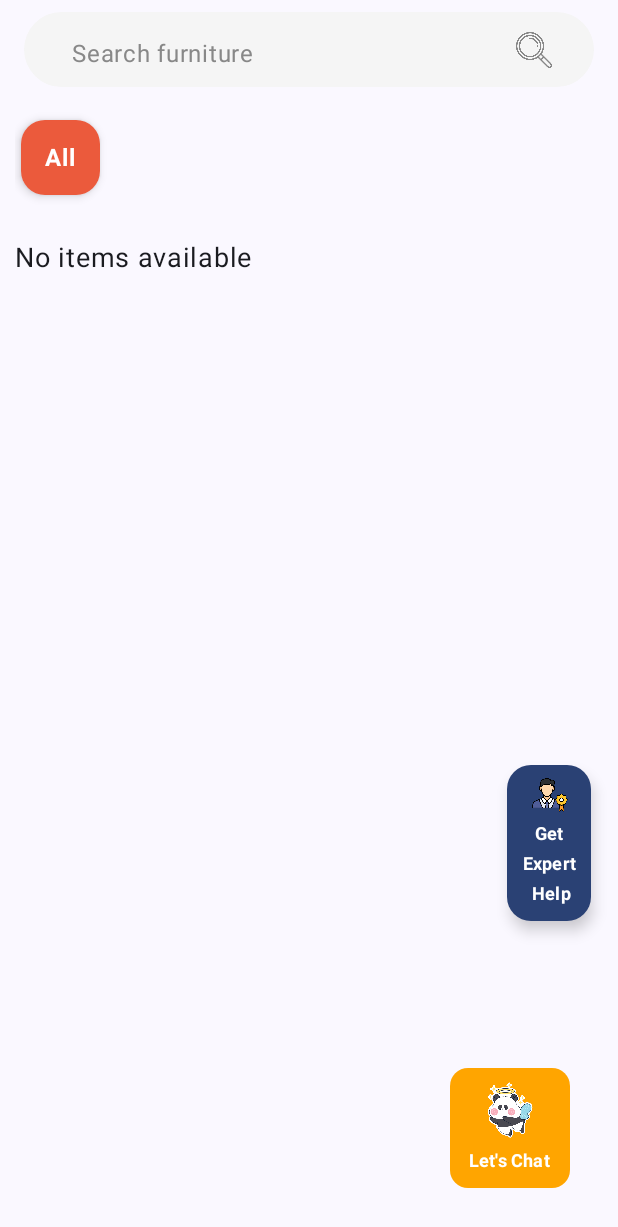
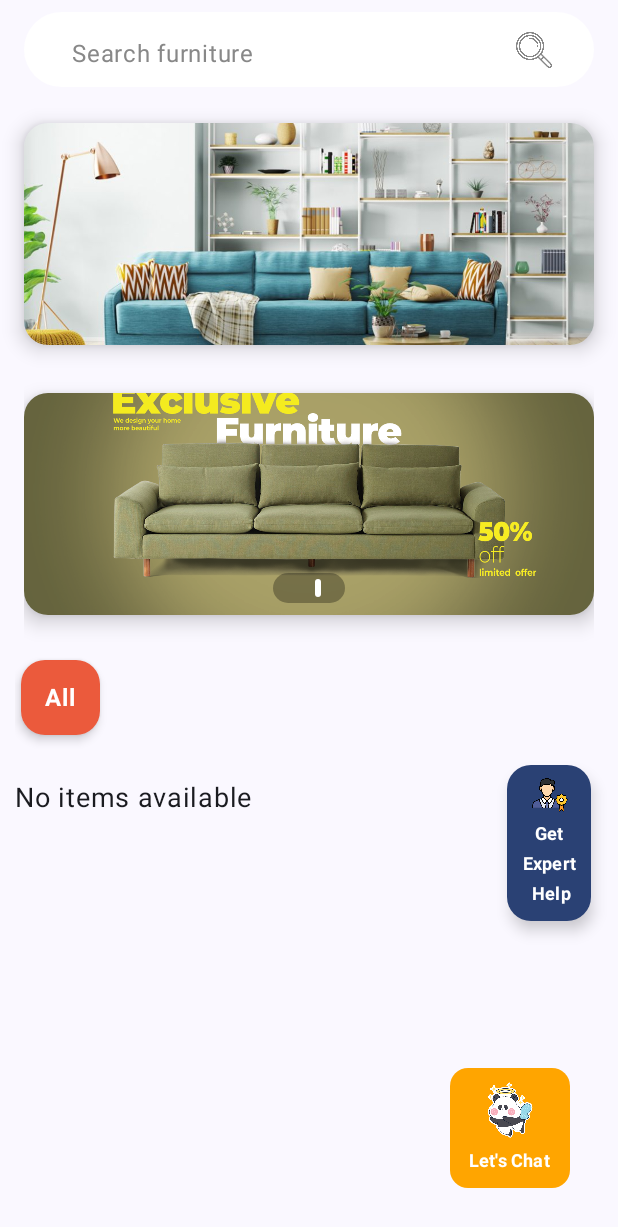
Before and after one commit to Aadhi41/GitFlow, an Android app built with Jetpack Compose: the screen it shows after launch (MainActivity), on a phone screen of 412 x 824 dp. Shown: the top 1227 px of the screen. Run offline under Robolectric (Android 15) with nearby library versions, the light colour scheme and no system bars; our stand-ins replace Firebase (no records; nobody signed in at launch, a user with empty details on screens opened directly); pictures from the network do not load.

Commit message:
Banners Added

```diff
--- /dev/null
+++ b/app/src/main/java/com/example/gitflow/feature/banners/AutoScrollingBanner.kt
@@ -0,0 +1,103 @@
+package com.example.gitflow.feature.banners
+
+import androidx.compose.animation.core.animateFloatAsState
+import androidx.compose.foundation.Image
+import androidx.compose.foundation.background
+import androidx.compose.foundation.layout.*
+import androidx.compose.foundation.pager.HorizontalPager
+import androidx.compose.foundation.pager.rememberPagerState
+import androidx.compose.foundation.shape.CircleShape
+import androidx.compose.foundation.shape.RoundedCornerShape
+import androidx.compose.material3.*
+import androidx.compose.runtime.*
+import androidx.compose.ui.*
+import androidx.compose.ui.draw.alpha
+import androidx.compose.ui.graphics.Color
+import androidx.compose.ui.layout.ContentScale
+import androidx.compose.ui.res.painterResource
+import androidx.compose.ui.tooling.preview.Preview
+import androidx.compose.ui.unit.dp
+import com.example.gitflow.R
+import kotlinx.coroutines.delay
+import kotlinx.coroutines.launch
+
+@Composable
+fun AutoScrollingBanner() {
+    val images: List<Int> = listOf(
+        R.drawable.image_banner1,
+        R.drawable.image_banner2,
+        R.drawable.image_banner3
+    )
+
+    val pagerState = rememberPagerState { images.size }
+    val coroutineScope = rememberCoroutineScope()
+
+    // Auto-scroll every 3 seconds
+    LaunchedEffect(Unit) {
+        while (true) {
+            delay(3000)
+            coroutineScope.launch {
+                val nextPage = (pagerState.currentPage + 1) % images.size
+                pagerState.animateScrollToPage(nextPage)
+            }
+        }
+    }
+
+    Box(
+        modifier = Modifier
+            .fillMaxWidth()
+            .height(180.dp)
+            .padding(16.dp)
+    ) {
+        HorizontalPager(
+            state = pagerState,
+            modifier = Modifier.fillMaxSize()
+        ) { page ->
+            Card(
+                shape = RoundedCornerShape(16.dp),
+                elevation = CardDefaults.cardElevation(8.dp),
+                modifier = Modifier.fillMaxSize()
+            ) {
+                Image(
+                    painter = painterResource(id = images[page]),
+                    contentDescription = "Banner",
+                    contentScale = ContentScale.Crop,
+                    modifier = Modifier.fillMaxSize()
+                )
+            }
+        }
+
+        // Indicators positioned **inside** the image banner (bottom center)
+        Row(
+            modifier = Modifier
+                .align(Alignment.BottomCenter)
+                .padding(bottom = 8.dp) // Adjust distance from bottom
+                .background(Color.Black.copy(alpha = 0.3f), shape = RoundedCornerShape(50)) // Semi-transparent background
+                .padding(horizontal = 12.dp, vertical = 4.dp),
+            horizontalArrangement = Arrangement.Center
+        ) {
+            images.indices.forEach { index ->
+                val indicatorSize by animateFloatAsState(
+                    targetValue = if (pagerState.currentPage == index) 12f else 6f,
+                    label = "Indicator Animation"
+                )
+
+                Box(
+                    modifier = Modifier
+                        .size(indicatorSize.dp)
+                        .padding(horizontal = 4.dp)
+                        .background(
+                            color = if (pagerState.currentPage == index) Color.White else Color.Gray,
+                            shape = CircleShape
+                        )
+                )
+            }
+        }
+    }
+}
+
+@Preview
+@Composable
+fun PreviewAutoScrollingBanner() {
+    AutoScrollingBanner()
+}
--- /dev/null
+++ b/app/src/main/java/com/example/gitflow/feature/banners/Banner.kt
@@ -0,0 +1,42 @@
+package com.example.gitflow.feature.banners
+
+import androidx.compose.foundation.Image
+import androidx.compose.foundation.layout.fillMaxSize
+import androidx.compose.foundation.layout.fillMaxWidth
+import androidx.compose.foundation.layout.height
+import androidx.compose.foundation.layout.padding
+import androidx.compose.foundation.shape.RoundedCornerShape
+import androidx.compose.material3.Card
+import androidx.compose.material3.CardDefaults
+import androidx.compose.runtime.Composable
+import androidx.compose.ui.Modifier
+import androidx.compose.ui.layout.ContentScale
+import androidx.compose.ui.res.painterResource
+import androidx.compose.ui.tooling.preview.Preview
+import androidx.compose.ui.unit.dp
+import com.example.gitflow.R
+
+@Composable
+fun Banner() {
+    Card(
+        shape = RoundedCornerShape(16.dp),
+        modifier = Modifier
+            .fillMaxWidth()
+            .height(180.dp)
+            .padding(16.dp),
+        elevation = CardDefaults.cardElevation(8.dp)
+    ) {
+        Image(
+            painter = painterResource(id = R.drawable.banner_image),
+            contentDescription = "Banner",
+            contentScale = ContentScale.Crop,
+            modifier = Modifier.fillMaxSize()
+        )
+    }
+}
+
+@Preview
+@Composable
+fun PreviewBanner() {
+    Banner()
+}
--- a/app/src/main/java/com/example/gitflow/feature/searchbar/SearchBar.kt
+++ b/app/src/main/java/com/example/gitflow/feature/searchbar/SearchBar.kt
@@ -1,6 +1,9 @@
 package com.example.gitflow.feature.searchbar
 
 import android.widget.Toast
+import androidx.compose.animation.AnimatedVisibility
+import androidx.compose.animation.fadeIn
+import androidx.compose.animation.fadeOut
 import androidx.compose.foundation.Image
 import androidx.compose.foundation.background
 import androidx.compose.foundation.clickable
@@ -33,6 +36,7 @@ import kotlinx.coroutines.delay
 @Composable
 fun SearchScreen(navController: NavController, viewModel: SearchViewModel = androidx.lifecycle.viewmodel.compose.viewModel()) {
     val searchResults by viewModel.searchResults.collectAsState()
+    val isLoading by viewModel.isLoading.collectAsState()
     var searchText by remember { mutableStateOf(TextFieldValue("")) }
     var expanded by remember { mutableStateOf(false) }
 
@@ -61,8 +65,8 @@ fun SearchScreen(navController: NavController, viewModel: SearchViewModel = andr
                 modifier = Modifier
                     .weight(1f)
                     .height(50.dp)
-                    .clip(RoundedCornerShape(50))
-                    .background(Color(0xFFF5F5F5))
+                    .clip(RoundedCornerShape(25.dp))
+                    .background(Color.White)
                     .padding(horizontal = 16.dp),
                 colors = TextFieldDefaults.colors(
                     unfocusedContainerColor = Color.Transparent,
@@ -73,7 +77,7 @@ fun SearchScreen(navController: NavController, viewModel: SearchViewModel = andr
                 trailingIcon = {
                     if (searchText.text.isNotEmpty()) {
                         Icon(
-                            painter = painterResource(id = R.drawable.clear), // Replace with clear icon
+                            painter = painterResource(id = R.drawable.clear),
                             contentDescription = "Clear Icon",
                             tint = Color.Gray,
                             modifier = Modifier
@@ -95,29 +99,39 @@ fun SearchScreen(navController: NavController, viewModel: SearchViewModel = andr
             )
         }
 
-        // Search Results Dropdown
+        // Loading Indicator
+        if (isLoading) {
+            CircularProgressIndicator(
+                modifier = Modifier
+                    .align(Alignment.CenterHorizontally)
+                    .padding(8.dp),
+                color = MaterialTheme.colorScheme.primary
+            )
+        }
+
+        // Search Results Dropdown with Animation
+        AnimatedVisibility(visible = expanded, enter = fadeIn(), exit = fadeOut()) {
             DropdownMenu(
                 expanded = expanded,
                 onDismissRequest = { expanded = false },
                 modifier = Modifier
                     .fillMaxWidth()
-                .background(Color.White)
+                    .background(Color.White, shape = RoundedCornerShape(12.dp))
+                    .padding(horizontal = 16.dp, vertical = 8.dp)
             ) {
                 searchResults?.categories?.flatMap { it.furnitures }?.forEach { furniture ->
                     DropdownMenuItem(
                         text = {
                             Row(verticalAlignment = Alignment.CenterVertically) {
                                 AsyncImage(
-                                model = furniture.images.firstOrNull(), // Load first image
+                                    model = furniture.images.firstOrNull(),
                                     contentDescription = furniture.title,
                                     contentScale = ContentScale.Crop,
                                     modifier = Modifier
                                         .size(40.dp)
                                         .clip(RoundedCornerShape(8.dp))
                                 )
-
                                 Spacer(modifier = Modifier.width(12.dp))
-
                                 Text(
                                     text = furniture.title,
                                     fontSize = 16.sp,
@@ -131,6 +145,8 @@ fun SearchScreen(navController: NavController, viewModel: SearchViewModel = andr
                             navController.navigate("detailScreen")
                         }
                     )
+                    Divider()
+                }
             }
         }
     }
--- a/app/src/main/java/com/example/gitflow/ui/mainScreens/HomeScreen.kt
+++ b/app/src/main/java/com/example/gitflow/ui/mainScreens/HomeScreen.kt
@@ -13,6 +13,8 @@ import androidx.navigation.NavController
 import androidx.navigation.compose.rememberNavController
 import com.example.gitflow.data.remote.RetrofitInstance
 import com.example.gitflow.data.repository.FurnitureRepository
+import com.example.gitflow.feature.banners.AutoScrollingBanner
+import com.example.gitflow.feature.banners.Banner
 import com.example.gitflow.feature.searchbar.SearchScreen
 import com.example.gitflow.ui.furnitureScreens.FurnitureListScreen
 import com.example.gitflow.ui.chatbot.ChatbotButton
@@ -37,6 +39,10 @@ fun HomeScreen(navController: NavController) {
                 Column(modifier = Modifier.fillMaxSize()) {
                     // Search Bar at the top
                     SearchScreen(navController, searchViewModel)
+
+                    Banner()
+
+                    AutoScrollingBanner()
                     // Furniture List below search bar
                     FurnitureListScreen(navController, furnitureViewModel)
                 }
--- a/app/src/main/java/com/example/gitflow/ui/theme/Color.kt
+++ b/app/src/main/java/com/example/gitflow/ui/theme/Color.kt
@@ -9,3 +9,9 @@ val Pink80 = Color(0xFFEFB8C8)
 val Purple40 = Color(0xFF6650a4)
 val PurpleGrey40 = Color(0xFF625b71)
 val Pink40 = Color(0xFF7D5260)
+
+// Color Palette
+val Beige = Color(0xFFFCE7C8)  // #FCE7C8
+val OliveGreen = Color(0xFFB1C29E) // #B1C29E
+val SoftYellow = Color(0xFFFADA7A) // #FADA7A
+val WarmOrange = Color(0xFFF0A04B) // #F0A04B
--- a/app/src/main/java/com/example/gitflow/ui/viewmodel/SearchViewModel.kt
+++ b/app/src/main/java/com/example/gitflow/ui/viewmodel/SearchViewModel.kt
@@ -9,6 +9,7 @@ import kotlinx.coroutines.flow.StateFlow
 import kotlinx.coroutines.launch
 
 class SearchViewModel : ViewModel() {
+    val isLoading = MutableStateFlow(false)
     private val _searchResults = MutableStateFlow<Model>(Model(emptyList()))
     val searchResults: StateFlow<Model> = _searchResults
 
```
Also changed, not shown: app/build.gradle.kts (+8 -4 lines), gradle/libs.versions.toml (+10 -0 lines), app/src/main/res/banner_image_1.jpg (added), app/src/main/res/banner_image_2.jpg (added), app/src/main/res/banner_image_3.jpg (added), app/src/main/res/drawable/banner_image.jpg (added), app/src/main/res/drawable/banner_image_1.jpg (added), app/src/main/res/drawable/banner_image_2.jpg (added), app/src/main/res/drawable/banner_image_3.jpg (added), app/src/main/res/drawable/image_banner1.png (added), app/src/main/res/drawable/image_banner2.jpeg (added), app/src/main/res/drawable/image_banner3.png (added). Lines whose indentation alone changed are shown as unchanged.
